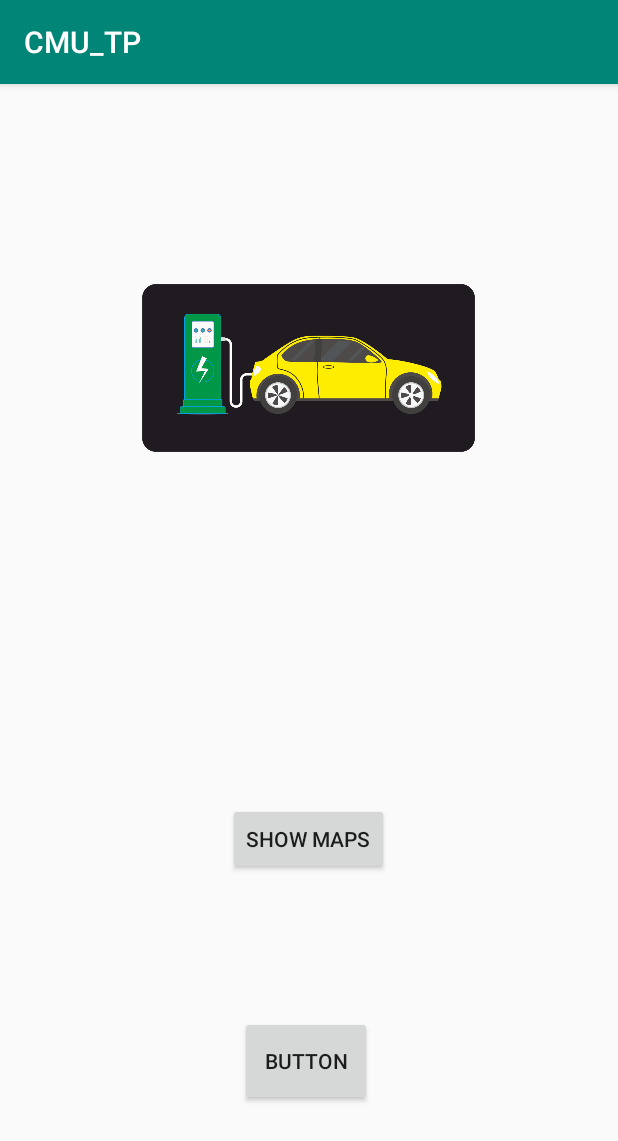
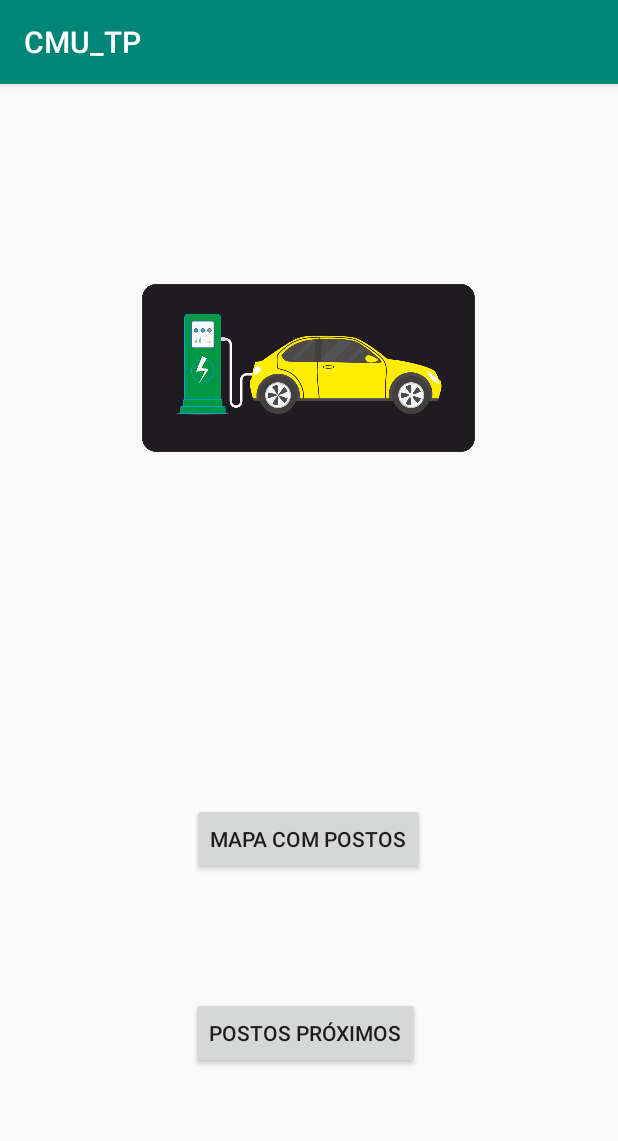
Before and after one commit to Nuno837/CMU_TP, an Android app: the UserActivity screen opened directly, with no data from a screen before it, on a phone screen of 412 x 824 dp. Shown: the top 1141 px of the screen. Run offline under Robolectric (Android 15) with nearby library versions, the phone set to English and light mode, and no system bars.

Commit message:
Add Up Button (Back Button) on App Bar and change strings

```diff
--- a/app/src/main/java/pt/ipp/estg/cmu_tp/Detailed_Info.java
+++ b/app/src/main/java/pt/ipp/estg/cmu_tp/Detailed_Info.java
@@ -16,6 +16,7 @@ public class Detailed_Info extends AppCompatActivity {
         super.onCreate(savedInstanceState);
         setContentView(R.layout.activity_detailed__info);
 
+        getSupportActionBar().setDisplayHomeAsUpEnabled(true);
 
         showNome = findViewById(R.id.show_nome);
         showMorada = findViewById(R.id.show_morada);
--- a/app/src/main/java/pt/ipp/estg/cmu_tp/POI_info.java
+++ b/app/src/main/java/pt/ipp/estg/cmu_tp/POI_info.java
@@ -39,6 +39,8 @@ public class POI_info extends AppCompatActivity {
     protected void onCreate(Bundle savedInstanceState) {
         super.onCreate(savedInstanceState);
         setContentView(R.layout.activity_poi_info);
+
+        getSupportActionBar().setDisplayHomeAsUpEnabled(true);
 
         myLocation();
 
--- a/app/src/main/java/pt/ipp/estg/cmu_tp/SignUpActivity.java
+++ b/app/src/main/java/pt/ipp/estg/cmu_tp/SignUpActivity.java
@@ -42,6 +42,7 @@ public class SignUpActivity extends AppCompatActivity {
         progressDialog.setProgressStyle(ProgressDialog.STYLE_SPINNER);
         progressDialog.setProgress(0);
 
+        getSupportActionBar().setDisplayHomeAsUpEnabled(true);
 
         edtName = findViewById(R.id.nameinput);
         edtLastName = findViewById(R.id.lastnameinput);
--- a/app/src/main/res/layout/activity_main.xml
+++ b/app/src/main/res/layout/activity_main.xml
@@ -70,7 +70,7 @@
             android:layout_marginLeft="20dp"
             android:layout_marginRight="20dp"
             android:layout_marginBottom="10dp"
-            android:text="Sign In"
+            android:text="Login"
             android:textColor="@color/colorPrimary" />
 
         <Button
--- a/app/src/main/res/layout/activity_user.xml
+++ b/app/src/main/res/layout/activity_user.xml
@@ -44,7 +44,7 @@
         android:layout_marginEnd="8dp"
         android:layout_marginRight="8dp"
         android:layout_marginBottom="8dp"
-        android:text="Show Maps"
+        android:text="Mapa com Postos"
         app:layout_constraintBottom_toBottomOf="parent"
         app:layout_constraintEnd_toEndOf="parent"
         app:layout_constraintHorizontal_bias="0.498"
@@ -55,19 +55,19 @@
     <Button
         android:id="@+id/show_POI"
         android:layout_width="wrap_content"
-        android:layout_height="60dp"
+        android:layout_height="wrap_content"
         android:layout_marginStart="160dp"
         android:layout_marginLeft="160dp"
         android:layout_marginTop="67dp"
         android:layout_marginEnd="160dp"
         android:layout_marginRight="160dp"
         android:layout_marginBottom="8dp"
-        android:text="Button"
+        android:text="Postos Próximos"
         app:layout_constraintBottom_toBottomOf="parent"
         app:layout_constraintEnd_toEndOf="parent"
-        app:layout_constraintHorizontal_bias="0.0"
+        app:layout_constraintHorizontal_bias="0.548"
         app:layout_constraintStart_toStartOf="parent"
         app:layout_constraintTop_toBottomOf="@+id/button"
-        app:layout_constraintVertical_bias="0.254" />
+        app:layout_constraintVertical_bias="0.122" />
 
 </android.support.constraint.ConstraintLayout>
```
Also changed, not shown: app/src/main/AndroidManifest.xml (+22 -7 lines), app/src/main/res/values/strings.xml (+4 -4 lines).
